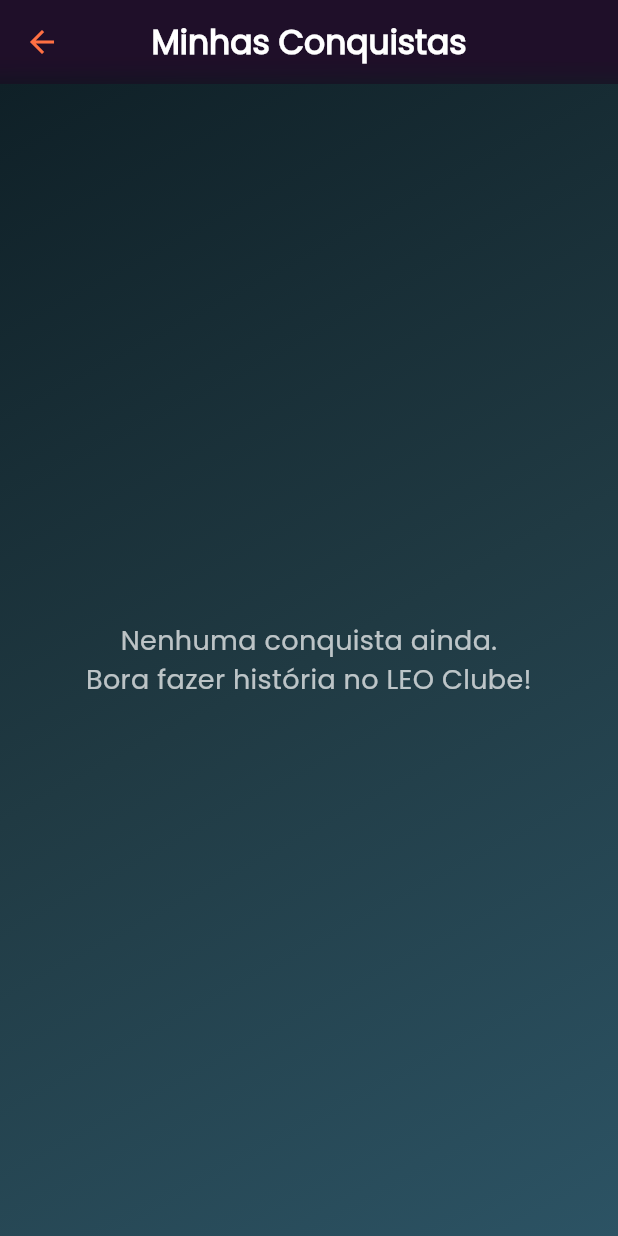
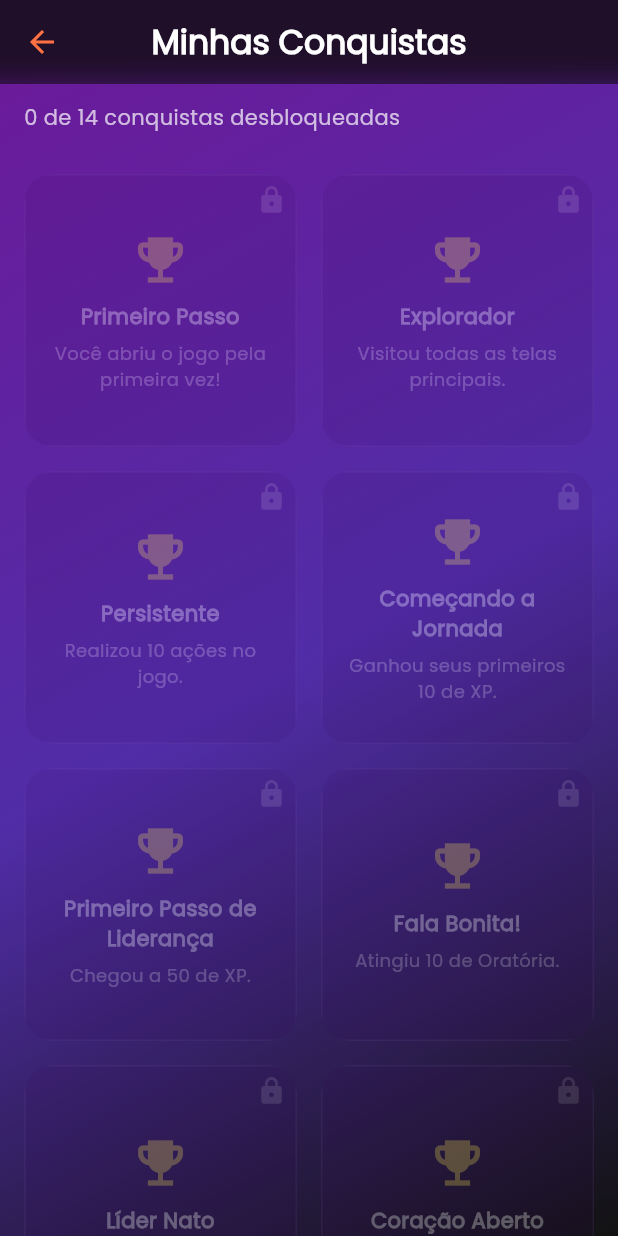
Before and after one commit to GustavoJung/bitleo, a Flutter app: the GameScreen screen opened directly with empty values, after a tap on the "person" icon, after a tap on the "emoji events" icon, on a phone screen of 412 x 824 dp. Run offline on Flutter 3.47's test engine with Material 3 defaults, Android fonts, the phone set to English and light mode, and no system bars; our stand-ins replace animated_background, confetti, shared_preferences; accounts and stored records are empty; statements that could not run were skipped.

Commit message:
melhorias visuais

```diff
--- a/lib/screens/conquistas_screen.dart
+++ b/lib/screens/conquistas_screen.dart
@@ -100,70 +100,117 @@ class _ConquistasScreenState extends State<ConquistasScreen> {
 
   @override
   Widget build(BuildContext context) {
-    final conquistasDesbloqueadas = conquistas
-        .where((c) => c.desbloqueada)
-        .toList();
+    final total = conquistas.length;
+    final desbloqueadas = conquistas.where((c) => c.desbloqueada).length;
 
     return Scaffold(
       appBar: buildCustomAppBar('Minhas Conquistas'),
       body: Container(
         decoration: const BoxDecoration(
           gradient: LinearGradient(
-            colors: [Color(0xFF0F2027), Color(0xFF203A43), Color(0xFF2C5364)],
+            colors: [Color(0xFF6A1B9A), Color(0xFF512DA8), Color(0xFF121212)],
             begin: Alignment.topLeft,
             end: Alignment.bottomRight,
           ),
         ),
-        child: conquistasDesbloqueadas.isEmpty
-            ? const Center(
+        child: Column(
+          crossAxisAlignment: CrossAxisAlignment.start,
+          children: [
+            Padding(
+              padding: const EdgeInsets.symmetric(horizontal: 16, vertical: 12),
               child: Text(
-                  'Nenhuma conquista ainda.\nBora fazer história no LEO Clube!',
-                  style: TextStyle(color: Colors.white70, fontSize: 18),
-                  textAlign: TextAlign.center,
+                '$desbloqueadas de $total conquistas desbloqueadas',
+                style: const TextStyle(color: Colors.white70, fontSize: 14),
               ),
-              )
-            : GridView.builder(
+            ),
+            Expanded(
+              child: GridView.builder(
                 padding: const EdgeInsets.all(16),
                 gridDelegate: const SliverGridDelegateWithFixedCrossAxisCount(
                   crossAxisCount: 2,
                   mainAxisSpacing: 16,
                   crossAxisSpacing: 16,
                 ),
-                itemCount: conquistasDesbloqueadas.length,
+                itemCount: conquistas.length,
                 itemBuilder: (context, index) {
-                  final conquista = conquistasDesbloqueadas[index];
-                  return Card(
-                    color: Colors.white.withOpacity(0.08),
+                  final conquista = conquistas[index];
+                  return GestureDetector(
+                    onTap: () {
+                      showDialog(
+                        context: context,
+                        builder: (_) => AlertDialog(
+                          backgroundColor: const Color(0xFF2E003E),
                           shape: RoundedRectangleBorder(
                             borderRadius: BorderRadius.circular(20),
                           ),
+                          title: Text(
+                            conquista.titulo,
+                            style: const TextStyle(
+                              color: Color(0xFFD1B3FF),
+                              fontWeight: FontWeight.bold,
+                            ),
+                          ),
+                          content: Text(
+                            conquista.descricao,
+                            style: const TextStyle(color: Colors.white70),
+                          ),
+                          actions: [
+                            TextButton(
+                              onPressed: () => Navigator.pop(context),
+                              child: const Text(
+                                'Fechar',
+                                style: TextStyle(
+                                  color: Colors.deepPurpleAccent,
+                                ),
+                              ),
+                            ),
+                          ],
+                        ),
+                      );
+                    },
+                    child: Opacity(
+                      opacity: conquista.desbloqueada ? 1.0 : 0.3,
+                      child: ClipRRect(
+                        borderRadius: BorderRadius.circular(20),
+                        child: Container(
+                          decoration: BoxDecoration(
+                            color: const Color(0xFF3A0A5D).withOpacity(0.4),
+                            border: Border.all(
+                              color: const Color(0xFFD1B3FF).withOpacity(0.2),
+                            ),
+                          ),
+                          child: Stack(
+                            children: [
+                              Padding(
+                                padding: const EdgeInsets.all(12),
+                                child: SizedBox.expand(
                                   child: Column(
                                     mainAxisAlignment: MainAxisAlignment.center,
+                                    crossAxisAlignment: CrossAxisAlignment
+                                        .center, // <- esse é o pulo do gato
                                     children: [
                                       const Icon(
                                         Icons.emoji_events,
-                          color: Colors.amber,
-                          size: 50,
+                                        color: Color.fromARGB(
+                                          255,
+                                          230,
+                                          203,
+                                          85,
                                         ),
-                        const SizedBox(height: 10),
-                        Padding(
-                          padding: const EdgeInsets.symmetric(horizontal: 8.0),
-                          child: Text(
+                                        size: 40,
+                                      ),
+                                      const SizedBox(height: 8),
+                                      Text(
                                         conquista.titulo,
                                         style: const TextStyle(
                                           color: Colors.white,
-                              fontSize: 16,
                                           fontWeight: FontWeight.bold,
+                                          fontSize: 14,
                                         ),
                                         textAlign: TextAlign.center,
                                       ),
-                        ),
-                        Padding(
-                          padding: const EdgeInsets.symmetric(
-                            horizontal: 8.0,
-                            vertical: 4,
-                          ),
-                          child: Text(
+                                      const SizedBox(height: 6),
+                                      Text(
                                         conquista.descricao,
                                         style: const TextStyle(
                                           color: Colors.white70,
@@ -171,13 +218,32 @@ class _ConquistasScreenState extends State<ConquistasScreen> {
                                         ),
                                         textAlign: TextAlign.center,
                                       ),
+                                    ],
+                                  ),
+                                ),
+                              ),
+                              if (!conquista.desbloqueada)
+                                const Positioned(
+                                  top: 6,
+                                  right: 6,
+                                  child: Icon(
+                                    Icons.lock,
+                                    color: Colors.white38,
+                                    size: 20,
+                                  ),
                                 ),
                             ],
+                          ),
+                        ),
+                      ),
                     ),
                   );
                 },
               ),
             ),
+          ],
+        ),
+      ),
     );
   }
 }
--- a/lib/screens/game_screen.dart
+++ b/lib/screens/game_screen.dart
@@ -578,6 +578,12 @@ $reqText
     setState(() {
       story.add(texto);
     });
+    await Future.delayed(const Duration(milliseconds: 100));
+    _scrollController.animateTo(
+      _scrollController.position.maxScrollExtent,
+      duration: const Duration(milliseconds: 300),
+      curve: Curves.easeOut,
+    );
     await AtributosStorage.salvarHistorico(story);
   }
 
@@ -966,6 +972,13 @@ $reqText
       appBar: buildCustomAppBarWithActions(
         title: 'C. LEO - ${widget.nome}',
         actions: [
+          Tooltip(
+            message: pontosDeAtributo > 0
+                ? 'Você tem pontos de atributos para distribuir!'
+                : 'Ver perfil',
+            child: Stack(
+              alignment: Alignment.center,
+              children: [
                 IconButton(
                   icon: const Icon(Icons.person),
                   onPressed: () {
@@ -988,7 +1001,8 @@ $reqText
                       ),
                     ).then((_) async {
                       final novosAtributos = await AtributosStorage.carregar();
-                final novosPontos = await AtributosStorage.carregarPontos();
+                      final novosPontos =
+                          await AtributosStorage.carregarPontos();
                       setState(() {
                         atributos = novosAtributos;
                         pontosDeAtributo = novosPontos;
@@ -996,6 +1010,29 @@ $reqText
                       updateCargo();
                     });
                   },
+                ),
+                if (pontosDeAtributo > 0)
+                  Positioned(
+                    right: 6,
+                    top: 6,
+                    child: Container(
+                      padding: const EdgeInsets.all(4),
+                      decoration: const BoxDecoration(
+                        color: Colors.redAccent,
+                        shape: BoxShape.circle,
+                      ),
+                      child: Text(
+                        '$pontosDeAtributo',
+                        style: const TextStyle(
+                          color: Colors.white,
+                          fontSize: 10,
+                          fontWeight: FontWeight.bold,
+                        ),
+                      ),
+                    ),
+                  ),
+              ],
+            ),
           ),
           IconButton(
             icon: const Icon(Icons.emoji_events),
@@ -1058,16 +1095,13 @@ $reqText
                             ),
                             child: Container(
                               decoration: BoxDecoration(
-                                color: Colors.white.withOpacity(0.06),
-                                borderRadius: BorderRadius.circular(16),
-                                boxShadow: [
-                                  BoxShadow(
-                                    color: Color(0xFFBA68C8).withOpacity(0.3),
-                                    blurRadius: 20,
-                                    spreadRadius: 5,
-                                    offset: const Offset(2, 2),
+                                color: const Color(0xFF3A0A5D).withOpacity(0.3),
+                                borderRadius: BorderRadius.circular(12),
+                                border: Border.all(
+                                  color: Colors.deepPurple.shade900.withOpacity(
+                                    0.5,
                                   ),
-                                ],
+                                ),
                               ),
                               padding: const EdgeInsets.all(14),
                               child: Row(
@@ -1075,8 +1109,8 @@ $reqText
                                 children: [
                                   const Icon(
                                     Icons.event_note,
-                                    color: Color.fromARGB(255, 255, 255, 255),
-                                    size: 28,
+                                    color: Color(0xFFD1B3FF),
+                                    size: 24,
                                   ),
                                   const SizedBox(width: 12),
                                   Expanded(
@@ -1090,12 +1124,12 @@ $reqText
                                             fontFamily: 'Poppins',
                                             color: Color.fromARGB(
                                               255,
-                                              255,
-                                              255,
+                                              236,
+                                              224,
                                               255,
                                             ),
-                                            fontSize: 14,
-                                            fontWeight: FontWeight.bold,
+                                            fontSize: 13,
+                                            fontWeight: FontWeight.w600,
                                           ),
                                         ),
                                         const SizedBox(height: 4),
@@ -1103,7 +1137,12 @@ $reqText
                                           descricao,
                                           style: const TextStyle(
                                             fontFamily: 'Poppins',
-                                            color: Colors.white70,
+                                            color: Color.fromARGB(
+                                              255,
+                                              236,
+                                              224,
+                                              255,
+                                            ),
                                             fontSize: 14,
                                           ),
                                         ),
@@ -1118,21 +1157,21 @@ $reqText
                       ),
                     ),
                     Padding(
-                      padding: const EdgeInsets.all(16.0),
-                      child: Row(
-                        children: [
-                          Expanded(
+                      padding: const EdgeInsets.symmetric(
+                        horizontal: 16.0,
+                        vertical: 10,
+                      ),
+                      child: SizedBox(
+                        width: double.infinity,
                         child: ElevatedButton(
                           style: ElevatedButton.styleFrom(
                             backgroundColor: const Color.fromARGB(
                               255,
-                                  32,
-                                  4,
-                                  49,
-                                ).withValues(alpha: 0.3),
-                                padding: const EdgeInsets.symmetric(
-                                  vertical: 16,
+                              44,
+                              3,
+                              70,
                             ),
+                            padding: const EdgeInsets.symmetric(vertical: 16),
                             shape: RoundedRectangleBorder(
                               borderRadius: BorderRadius.circular(30),
                             ),
@@ -1143,8 +1182,7 @@ $reqText
                               ActionsScreen(
                                 onActionSelected: (effects, label) {
                                   final tipo = AcaoTipo.values.firstWhere(
-                                        (e) =>
-                                            e.name == label.replaceAll(' ', ''),
+                                    (e) => e.name == label.replaceAll(' ', ''),
                                     orElse: () => AcaoTipo.Trabalhar,
                                   );
                                   applyChanges(tipo, effects);
@@ -1163,8 +1201,6 @@ $reqText
                             ),
                           ),
                         ),
-                          ),
-                        ],
                       ),
                     ),
                   ],
--- a/lib/screens/profile_screen.dart
+++ b/lib/screens/profile_screen.dart
@@ -72,10 +72,11 @@ class _ProfileScreenState extends State<ProfileScreen> {
     showDialog(
       context: context,
       builder: (context) => AlertDialog(
-        backgroundColor: Colors.grey[900],
+        backgroundColor: const Color(0xFF2E003E),
+        shape: RoundedRectangleBorder(borderRadius: BorderRadius.circular(20)),
         title: const Text(
           'Atualizar Clube',
-          style: TextStyle(color: Colors.amber),
+          style: TextStyle(color: Color(0xFFD1B3FF)),
         ),
         content: TextField(
           controller: _controller,
@@ -84,7 +85,7 @@ class _ProfileScreenState extends State<ProfileScreen> {
             hintText: 'Digite o nome do clube',
             hintStyle: TextStyle(color: Colors.white54),
             enabledBorder: UnderlineInputBorder(
-              borderSide: BorderSide(color: Colors.amber),
+              borderSide: BorderSide(color: Color(0xFFD1B3FF)),
             ),
             focusedBorder: UnderlineInputBorder(
               borderSide: BorderSide(color: Colors.white),
@@ -112,7 +113,10 @@ class _ProfileScreenState extends State<ProfileScreen> {
               }
               Navigator.pop(context);
             },
-            child: const Text('Aplicar', style: TextStyle(color: Colors.amber)),
+            child: const Text(
+              'Aplicar',
+              style: TextStyle(color: Color(0xFFD1B3FF)),
+            ),
           ),
         ],
       ),
@@ -126,7 +130,7 @@ class _ProfileScreenState extends State<ProfileScreen> {
       body: Container(
         decoration: const BoxDecoration(
           gradient: LinearGradient(
-            colors: [Color(0xFF0F2027), Color(0xFF203A43), Color(0xFF2C5364)],
+            colors: [Color(0xFF6A1B9A), Color(0xFF512DA8), Color(0xFF121212)],
             begin: Alignment.topLeft,
             end: Alignment.bottomRight,
           ),
@@ -139,14 +143,14 @@ class _ProfileScreenState extends State<ProfileScreen> {
                 children: [
                   const Icon(
                     Icons.emoji_events,
-                    color: Colors.amber,
+                    color: Color(0xFFD1B3FF),
                     size: 100,
                   ),
                   const SizedBox(height: 10),
                   Text(
                     cargo,
                     style: const TextStyle(
-                      color: Colors.amber,
+                      color: Color(0xFFD1B3FF),
                       fontSize: 22,
                       fontWeight: FontWeight.bold,
                     ),
@@ -160,7 +164,7 @@ class _ProfileScreenState extends State<ProfileScreen> {
                     onPressed: () => _showEditDialog(context),
                     child: const Text(
                       'Atualizar Clube',
-                      style: TextStyle(color: Colors.amber),
+                      style: TextStyle(color: Color(0xFFD1B3FF)),
                     ),
                   ),
                 ],
@@ -193,7 +197,7 @@ class _ProfileScreenState extends State<ProfileScreen> {
             const Text(
               'Atributos',
               style: TextStyle(
-                color: Colors.amber,
+                color: Color(0xFFD1B3FF),
                 fontSize: 22,
                 fontWeight: FontWeight.bold,
               ),
@@ -213,26 +217,52 @@ class _ProfileScreenState extends State<ProfileScreen> {
   }
 
   Widget infoCardWrap(IconData icon, String label, String value) {
-    return SizedBox(
-      width: (MediaQuery.of(context).size.width / 2) - 36,
+    return ConstrainedBox(
+      constraints: BoxConstraints(
+        maxWidth: (MediaQuery.of(context).size.width / 2) - 32,
+      ),
       child: infoCard(icon, label, value),
     );
   }
 
   Widget infoCard(IconData icon, String label, String value) {
     return Card(
-      color: Colors.white.withOpacity(0.05),
-      margin: const EdgeInsets.symmetric(vertical: 8),
+      color: const Color(0xFF3A0A5D).withOpacity(0.4),
       shape: RoundedRectangleBorder(borderRadius: BorderRadius.circular(16)),
-      child: ListTile(
-        leading: Icon(icon, color: Colors.amber, size: 32),
-        title: Text(
-          label,
-          style: const TextStyle(color: Colors.white, fontSize: 18),
-        ),
-        subtitle: Text(
-          value,
-          style: const TextStyle(fontSize: 16, color: Colors.white70),
+      child: Padding(
+        padding: const EdgeInsets.symmetric(horizontal: 8, vertical: 12),
+        child: Row(
+          crossAxisAlignment: CrossAxisAlignment.start,
+          children: [
+            Icon(icon, color: const Color(0xFFD1B3FF), size: 30),
+            const SizedBox(width: 8),
+            Expanded(
+              child: Column(
+                crossAxisAlignment: CrossAxisAlignment.start,
+                children: [
+                  FittedBox(
+                    fit: BoxFit.scaleDown,
+                    child: Text(
+                      label,
+                      style: const TextStyle(
+                        color: Colors.white,
+                        fontSize: 16,
+                        fontWeight: FontWeight.w600,
+                      ),
+                      softWrap: false,
+                      overflow: TextOverflow.ellipsis,
+                    ),
+                  ),
+                  const SizedBox(height: 4),
+                  Text(
+                    value,
+                    style: const TextStyle(fontSize: 14, color: Colors.white70),
+                    overflow: TextOverflow.ellipsis,
+                  ),
+                ],
+              ),
+            ),
+          ],
         ),
       ),
     );
@@ -244,7 +274,7 @@ class _ProfileScreenState extends State<ProfileScreen> {
     bool atingiuLimite = nivel >= 50;
 
     return Card(
-      color: Colors.white.withOpacity(0.05),
+      color: const Color(0xFF3A0A5D).withOpacity(0.4),
       margin: const EdgeInsets.symmetric(vertical: 8),
       shape: RoundedRectangleBorder(borderRadius: BorderRadius.circular(16)),
       child: Padding(
@@ -255,7 +285,7 @@ class _ProfileScreenState extends State<ProfileScreen> {
             Text(
               nome,
               style: const TextStyle(
-                color: Colors.amber,
+                color: Color(0xFFD1B3FF),
                 fontSize: 18,
                 fontWeight: FontWeight.bold,
               ),
@@ -265,7 +295,7 @@ class _ProfileScreenState extends State<ProfileScreen> {
               value: progresso.clamp(0.0, 1.0),
               minHeight: 10,
               backgroundColor: Colors.white24,
-              color: atingiuLimite ? Colors.green : Colors.amber,
+              color: atingiuLimite ? Colors.green : const Color(0xFFD1B3FF),
             ),
             const SizedBox(height: 6),
             Row(
@@ -277,7 +307,9 @@ class _ProfileScreenState extends State<ProfileScreen> {
                 ),
                 ElevatedButton(
                   style: ElevatedButton.styleFrom(
-                    backgroundColor: atingiuLimite ? Colors.grey : Colors.amber,
+                    backgroundColor: atingiuLimite
+                        ? Colors.grey
+                        : const Color(0xFFD1B3FF),
                     foregroundColor: Colors.black,
                   ),
                   onPressed: (!atingiuLimite && pontosRestantes > 0)
```
Lines whose indentation alone changed are shown as unchanged.
